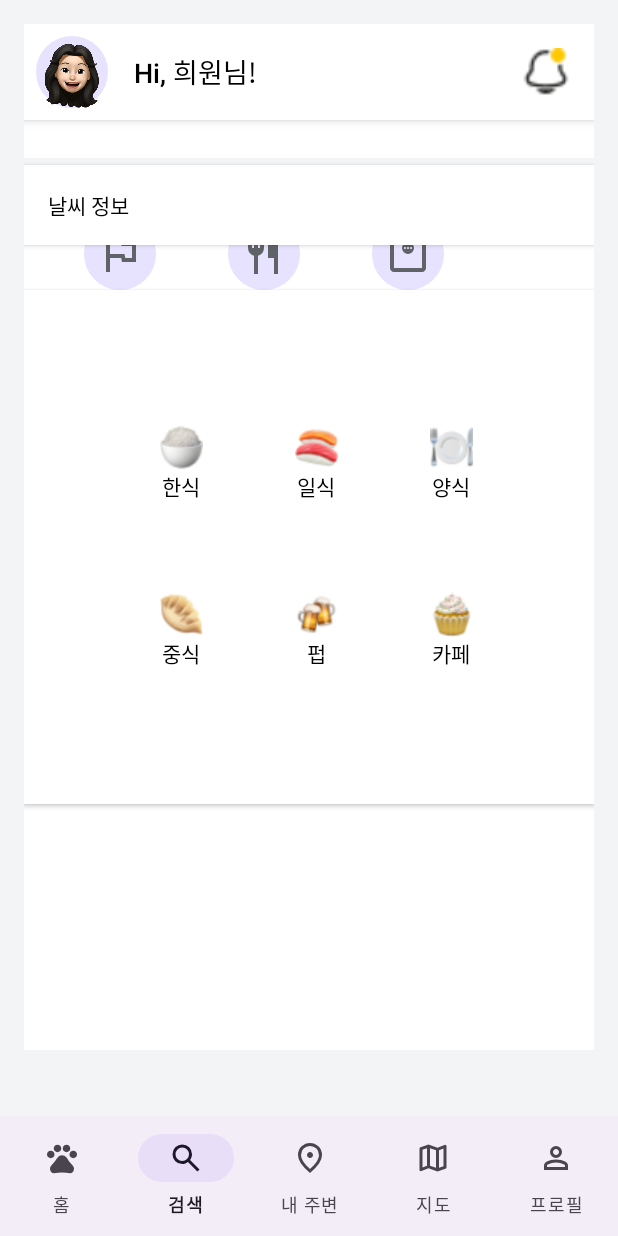
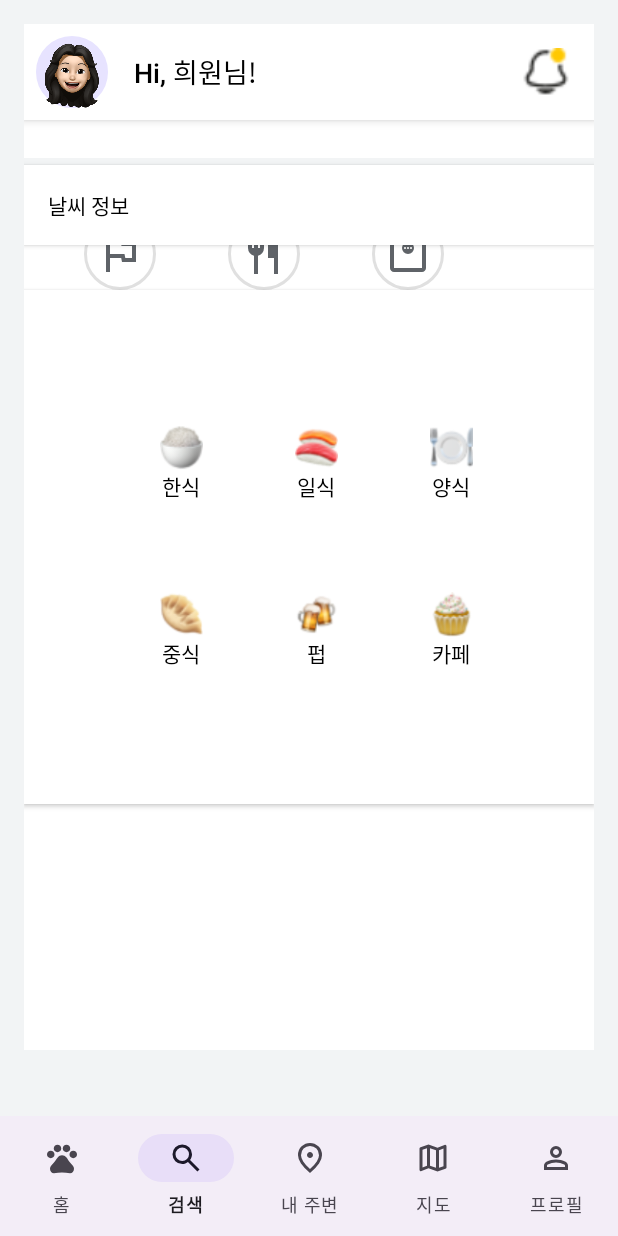
Before and after one commit to petopiaaa/Petopiaaa, an Android app: the screen it shows after launch (MainActivity), item 2 of the bottom bar chosen, on a phone screen of 412 x 824 dp. Run offline under Robolectric (Android 15) with nearby library versions, the phone set to English and light mode, and no system bars.

Commit message:
합병수정

```diff
--- a/app/src/main/res/drawable/circle_background2.xml
+++ b/app/src/main/res/drawable/circle_background2.xml
@@ -1,4 +1,6 @@
 <?xml version="1.0" encoding="utf-8"?>
-<selector xmlns:android="http://schemas.android.com/apk/res/android">
-
-</selector>
+<shape xmlns:android="http://schemas.android.com/apk/res/android">
+    <solid android:color="#FFFFFF" />
+    <corners android:radius="50dp" />
+    <stroke android:width="2dp" android:color="#E0E0E0" />
+</shape>
--- a/app/src/main/res/layout/fragment_search.xml
+++ b/app/src/main/res/layout/fragment_search.xml
@@ -77,7 +77,7 @@
                                 android:layout_width="48dp"
                                 android:layout_height="48dp"
                                 android:src="@drawable/ic_location"
-                                android:background="@drawable/circle_background"
+                                android:background="@drawable/circle_background2"
                                 android:contentDescription="@string/keyword_region"
                                 android:padding="8dp" />
 
@@ -102,7 +102,7 @@
                                 android:layout_width="48dp"
                                 android:layout_height="48dp"
                                 android:src="@drawable/ic_menu"
-                                android:background="@drawable/circle_background"
+                                android:background="@drawable/circle_background2"
                                 android:contentDescription="@string/keyword_menu"
                                 android:padding="8dp" />
 
@@ -126,7 +126,7 @@
                                 android:layout_width="48dp"
                                 android:layout_height="48dp"
                                 android:src="@drawable/ic_weight"
-                                android:background="@drawable/circle_background"
+                                android:background="@drawable/circle_background2"
                                 android:contentDescription="@string/keyword_weight"
                                 android:padding="8dp" />
 
```
